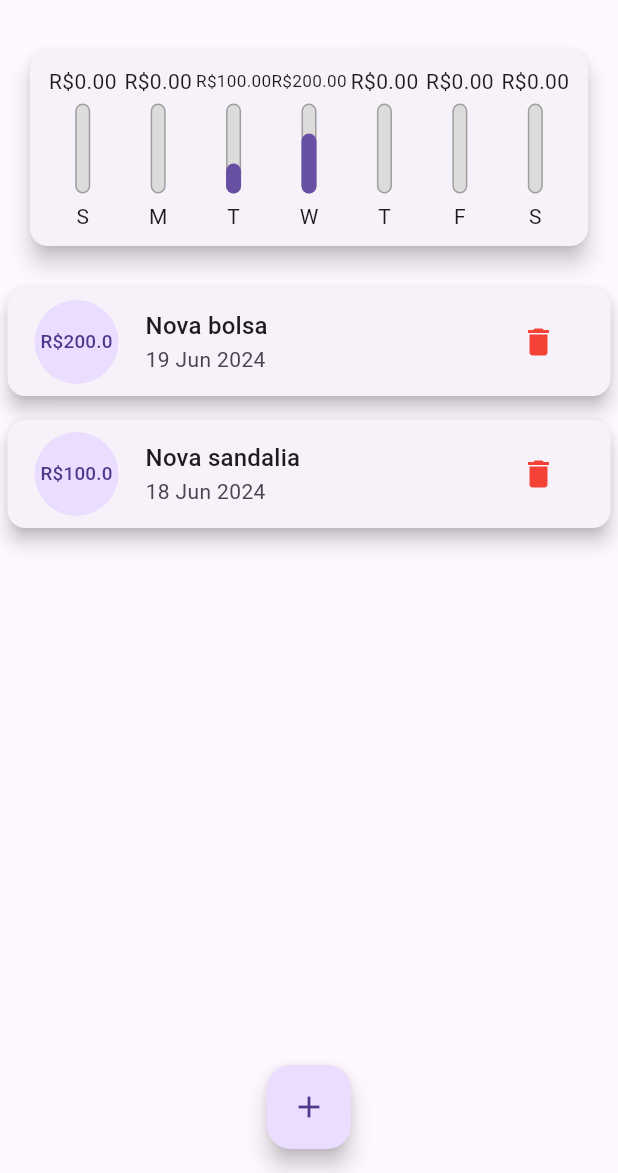
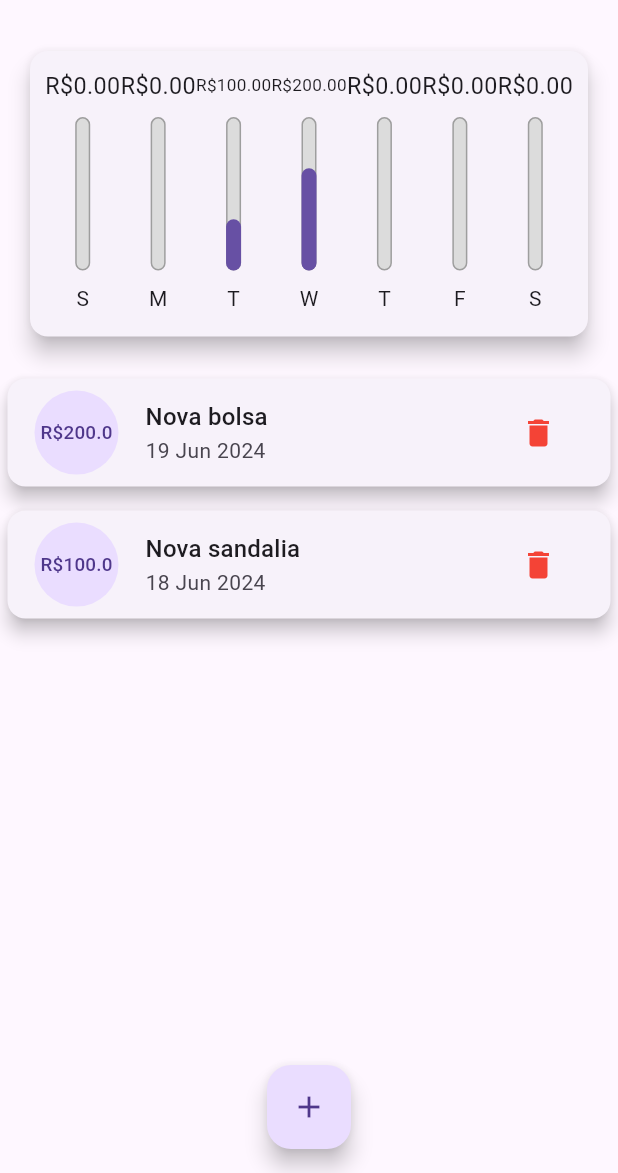
Before and after one commit to Beaads/Expenses, a Flutter app: the screen it shows after launch, on a phone screen of 412 x 824 dp, the part 63-1236 px from its top. Run offline on Flutter 3.47's test engine with Material 3 defaults, Android fonts, the phone set to English and light mode, and no system bars.

Commit message:
continua implementaçao

```diff
--- a/lib/components/chart_bar.dart
+++ b/lib/components/chart_bar.dart
@@ -13,16 +13,18 @@ class ChartBar extends StatelessWidget {
 
   @override
   Widget build(BuildContext context) {
+    return LayoutBuilder(
+      builder: (ctx, constraints) {
         return Column(
           children: [
             Container(
-          height: 20,
+              height: constraints.maxHeight * 0.15,
               child: FittedBox(
                   child: Text('R\$${value.toStringAsFixed(2)}')),
             ),
-        const SizedBox(height: 5),
+            SizedBox(height: constraints.maxHeight * 0.05),
             SizedBox(
-          height: 60,
+              height: constraints.maxHeight * 0.6,
               width: 10,
               child: Stack(
                 alignment: Alignment.bottomCenter,
@@ -33,7 +35,7 @@ class ChartBar extends StatelessWidget {
                           color: Colors.grey,
                           width: 1.0,
                         ),
-                  color: Color.fromRGBO(220, 220, 220, 1),
+                        color: const Color.fromRGBO(220, 220, 220, 1),
                         borderRadius: BorderRadius.circular(5),
                       )
                   ),
@@ -49,9 +51,11 @@ class ChartBar extends StatelessWidget {
                 ],
               ),
             ),
-        SizedBox(height: 5),
-        Text(label),
+            SizedBox(height: constraints.maxHeight * 0.05),
+            SizedBox(height: constraints.maxHeight * 0.15, child: Text(label)),
           ],
+        );
+      },
     );
   }
 }
--- a/lib/components/transaction_form.dart
+++ b/lib/components/transaction_form.dart
@@ -1,8 +1,10 @@
+import 'package:flutter/cupertino.dart';
 import 'package:flutter/material.dart';
 import 'package:intl/intl.dart';
 
 class TransactionForm extends StatefulWidget {
   const TransactionForm(this.onSubmit, {super.key});
+
   final void Function(String, double, DateTime) onSubmit;
 
   @override
@@ -17,7 +19,7 @@ class _TransactionFormState extends State<TransactionForm> {
   _submitForm() {
     final title = _titleController.text;
     final value = double.tryParse(_valueController.text) ?? 0.0;
-      if(title.isEmpty || value <= 0 || _selectedDate == null) {
+    if (title.isEmpty || value <= 0 || _selectedDate == null) {
       return;
     }
     widget.onSubmit(title, value, _selectedDate!);
@@ -28,8 +30,9 @@ class _TransactionFormState extends State<TransactionForm> {
             context: context,
             initialDate: DateTime.now(),
             firstDate: DateTime(2019),
-        lastDate: DateTime.now()).then((pickedDate) {
-        if(pickedDate == null) {
+            lastDate: DateTime.now())
+        .then((pickedDate) {
+      if (pickedDate == null) {
         return;
       }
 
@@ -41,10 +44,15 @@ class _TransactionFormState extends State<TransactionForm> {
 
   @override
   Widget build(BuildContext context) {
-    return Card(
+    return SingleChildScrollView(
+      child: Card(
         elevation: 5,
         child: Padding(
-        padding: const EdgeInsets.all(10.0),
+          padding: EdgeInsets.only(
+              top: 10,
+              right: 10,
+              left: 10,
+              bottom: 10 + MediaQuery.of(context).viewInsets.bottom),
           child: Column(
             children: [
               TextField(
@@ -54,7 +62,8 @@ class _TransactionFormState extends State<TransactionForm> {
               ),
               TextField(
                 controller: _valueController,
-              keyboardType: const TextInputType.numberWithOptions(decimal: true),
+                keyboardType:
+                    const TextInputType.numberWithOptions(decimal: true),
                 onSubmitted: (_) => _submitForm(),
                 decoration: const InputDecoration(
                   labelText: 'Valor (R\$)',
@@ -65,8 +74,8 @@ class _TransactionFormState extends State<TransactionForm> {
                 child: Row(
                   children: [
                     Expanded(
-                    child: Text(
-                        _selectedDate == null ? 'Nenhuma data selecionada!'
+                      child: Text(_selectedDate == null
+                          ? 'Nenhuma data selecionada!'
                           : DateFormat('d/MM/y').format(_selectedDate!)),
                     ),
                     FilledButton(
@@ -76,7 +85,8 @@ class _TransactionFormState extends State<TransactionForm> {
                             WidgetStateProperty.all<Color>(Colors.white10),
                       ),
                       child: const Text('Selecionar data',
-                        style: TextStyle(color: Colors.purple,
+                          style: TextStyle(
+                              color: Colors.purple,
                               fontWeight: FontWeight.bold)),
                     ),
                   ],
@@ -99,6 +109,7 @@ class _TransactionFormState extends State<TransactionForm> {
             ],
           ),
         ),
+      ),
     );
   }
 }
--- a/lib/components/transaction_list.dart
+++ b/lib/components/transaction_list.dart
@@ -13,9 +13,7 @@ class TransactionList extends StatelessWidget {
 
   @override
   Widget build(BuildContext context) {
-    return  SizedBox(
-      height: 430,
-      child: ListView.builder(
+    return  ListView.builder(
       itemCount: transactions.length,
       itemBuilder: (ctx, index) {
         final tr = transactions[index];
@@ -49,7 +47,6 @@ class TransactionList extends StatelessWidget {
           ),
         );
       }
-      ),
     );
   }
 }
--- a/lib/main.dart
+++ b/lib/main.dart
@@ -6,7 +6,6 @@ import 'package:flutter/material.dart';
 
 import 'components/transaction_list.dart';
 import 'models/transaction.dart';
-
 
 main() => runApp(const ExpensesApp());
 
@@ -34,16 +33,22 @@ class MyHomePage extends StatefulWidget {
 class _MyHomePageState extends State<MyHomePage> {
   final _transaction = [
     Transaction(
-        id: 't1', title: 'Nova bolsa', value: 200.00, date: DateTime.now().subtract(const Duration(days: 3))),
+        id: 't1',
+        title: 'Nova bolsa',
+        value: 200.00,
+        date: DateTime.now().subtract(const Duration(days: 3))),
     Transaction(
-        id: 't2', title: 'Nova sandalia', value: 100.00, date: DateTime.now().subtract(const Duration(days: 4))),
+        id: 't2',
+        title: 'Nova sandalia',
+        value: 100.00,
+        date: DateTime.now().subtract(const Duration(days: 4))),
   ];
+
+  bool _showChart = false;
 
   List<Transaction> get _recentTransaction {
     return _transaction.where((tr) {
-      return tr.date.isAfter(DateTime.now().subtract(
-        const Duration(days: 7)
-      ));
+      return tr.date.isAfter(DateTime.now().subtract(const Duration(days: 7)));
     }).toList();
   }
 
@@ -80,21 +85,59 @@ class _MyHomePageState extends State<MyHomePage> {
 
   @override
   Widget build(BuildContext context) {
-    return Scaffold(
-      appBar: AppBar(
+    final mediaQuery = MediaQuery.of(context);
+    bool isLandscape =
+        mediaQuery.orientation == Orientation.landscape;
+
+    final appBar = AppBar(
       title: const Text('Despesas Pessoais'),
       actions: [
+        if(isLandscape)
+        IconButton(
+            onPressed: () {
+              setState(() {
+                _showChart = !_showChart;
+              });
+            },
+            icon: Icon(_showChart ? Icons.list : Icons.show_chart)
+        ),
         IconButton(
             onPressed: () => _openTransactionFormModal(context),
-              icon: const Icon(Icons.add))
+            icon: const Icon(Icons.add)),
       ],
-      ),
+    );
+
+    final availableHeight = mediaQuery.size.height -
+        appBar.preferredSize.height -
+        mediaQuery.padding.top;
+
+    return Scaffold(
+      appBar: appBar,
       body: SingleChildScrollView(
         child: Column(
           crossAxisAlignment: CrossAxisAlignment.stretch,
           children: [
-            Chart(recentTransaction: _recentTransaction),
-            TransactionList(_transaction, _removeTransaction),
+            // if (isLandscape)
+            //   Row(
+            //     children: [
+            //       const Text('Exibir Grafico'),
+            //       Switch(
+            //           value: true,
+            //           onChanged: (value) {
+            //             setState(() {
+            //               _showChart = value;
+            //             });
+            //           })
+            //     ],
+            //   ),
+            if (_showChart || !isLandscape)
+              SizedBox(
+                  height: availableHeight * (isLandscape ? 0.8 : 0.30),
+                  child: Chart(recentTransaction: _recentTransaction)),
+            if (!_showChart || !isLandscape)
+              SizedBox(
+                  height: availableHeight * (isLandscape ? 1 : 0.70),
+                  child: TransactionList(_transaction, _removeTransaction)),
           ],
         ),
       ),
```
Lines whose indentation alone changed are shown as unchanged.
